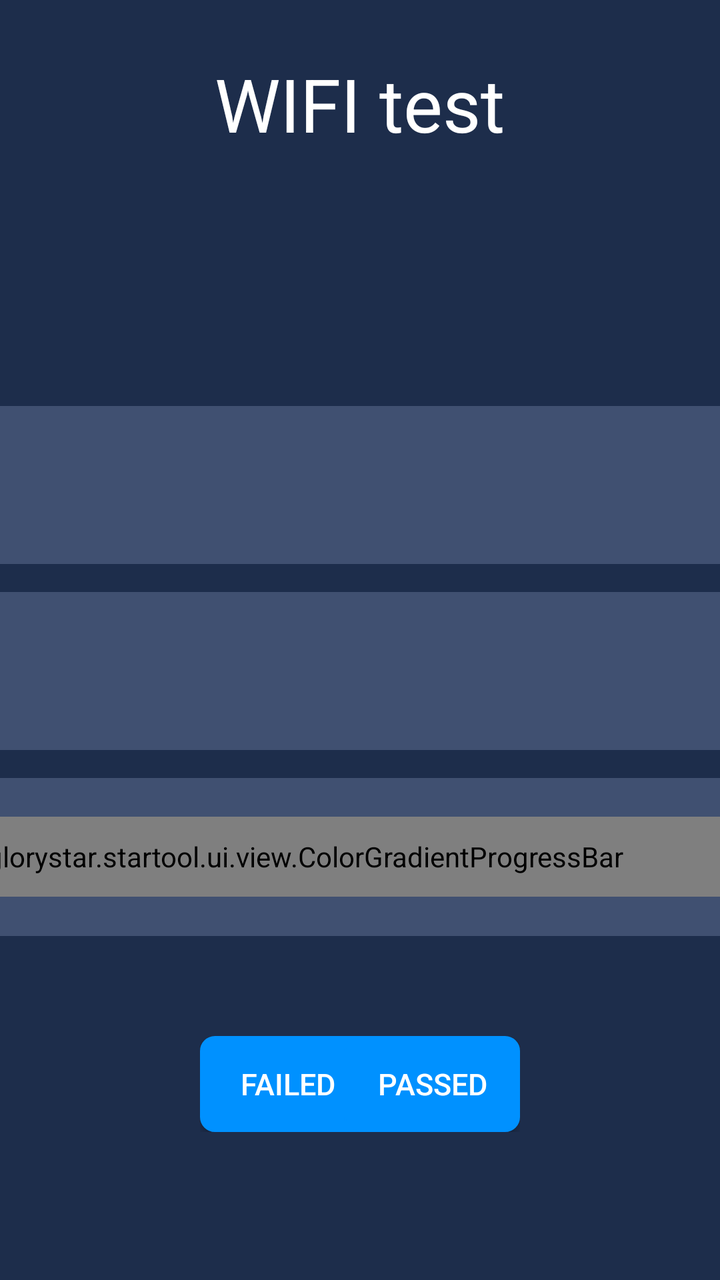
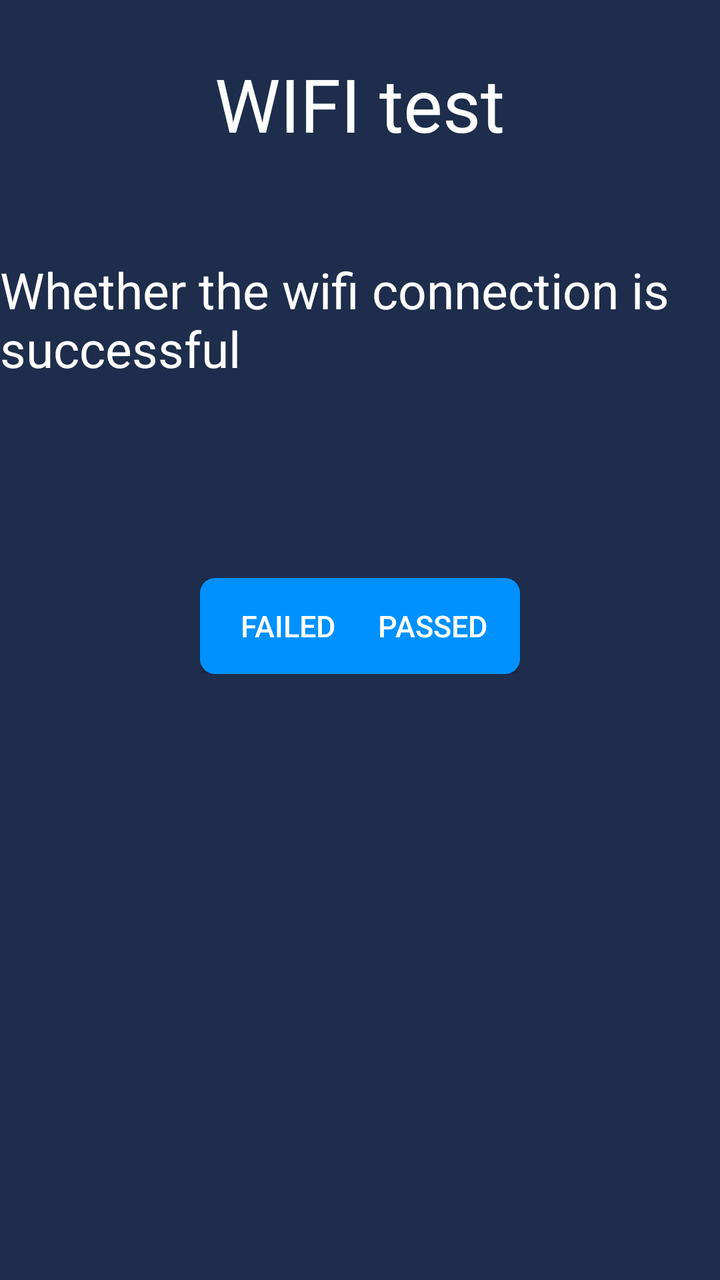

Before-and-after screenshots of an Android layout around one commit, followed by the original layout XML and the change that was made.
<!-- AndroidManifest.xml: activity theme NoTitle -->
<!-- res/layout/activity_wifi.xml -->
<?xml version="1.0" encoding="utf-8"?>
<androidx.constraintlayout.widget.ConstraintLayout xmlns:android="http://schemas.android.com/apk/res/android"
    xmlns:app="http://schemas.android.com/apk/res-auto"
    xmlns:tools="http://schemas.android.com/tools"
    android:layout_width="match_parent"
    android:layout_height="match_parent"
    android:background="@color/colorMain"
    tools:context=".ui.activity.WifiActivity">
    <RelativeLayout
        android:id="@+id/relativeLayout2"
        android:layout_width="match_parent"
        android:layout_height="104dp"
        app:layout_constraintEnd_toEndOf="parent"
        app:layout_constraintStart_toStartOf="parent"
        app:layout_constraintTop_toTopOf="parent">

        <TextView
            android:layout_width="wrap_content"
            android:layout_height="wrap_content"
            android:layout_centerInParent="true"
            android:text="@string/wifi_test"
            android:textColor="@color/white"
            android:textSize="37dp" />


    </RelativeLayout>
    <LinearLayout
        android:id="@+id/linearLayout"
        android:layout_width="match_parent"
        android:layout_height="wrap_content"
        android:layout_centerInParent="true"
        android:gravity="center"

        android:orientation="vertical"
        app:layout_constraintBottom_toBottomOf="parent"
        app:layout_constraintStart_toStartOf="parent"
        app:layout_constraintTop_toTopOf="parent"
        app:layout_constraintVertical_bias="0.524">

        <RelativeLayout style="@style/device_relative">

            <TextView
                android:layout_width="wrap_content"
                android:layout_height="wrap_content"
                android:layout_alignParentLeft="true"
                android:layout_centerVertical="true"
                android:layout_marginRight="50dp"
                android:text="@string/Ap"
                android:textColor="@color/white"
                android:textSize="25dp" />

            <TextView
                android:layout_centerVertical="true"
                android:id="@+id/ap_name"
                android:layout_width="wrap_content"
                android:layout_height="wrap_content"
                android:layout_alignParentRight="true"
                android:layout_marginRight="50dp"
                android:textColor="@color/white"
                android:textSize="25dp" />

        </RelativeLayout>


        <RelativeLayout style="@style/device_relative">

            <TextView

                android:layout_width="wrap_content"
                android:layout_height="wrap_content"
                android:layout_centerVertical="true"
                android:layout_marginRight="50dp"
                android:text="@string/Status"
                android:textColor="@color/white"
                android:textSize="25dp" />


            <TextView
                android:layout_centerVertical="true"
                android:id="@+id/text_Model"
                android:layout_width="wrap_content"
                android:layout_height="wrap_content"
                android:layout_alignParentRight="true"
                android:layout_marginRight="50dp"
                android:textColor="@color/white"
                android:textSize="25dp" />
        </RelativeLayout>


        <LinearLayout
            android:gravity="center"
            style="@style/device_relative"
            android:orientation="horizontal">

            <ImageView
                android:layout_width="40dp"
                android:layout_height="40dp"
                android:src="@mipmap/wifixxxhdpi" />

            <com.glorystar.startool.ui.view.ColorGradientProgressBar
                android:id="@+id/colorgradgressbar"
                android:layout_width="wrap_content"
                android:layout_height="40dp"
                android:layout_marginLeft="25dp"
                android:layout_marginRight="50dp"
                android:layout_weight="1"
                tools:ignore="MissingClass" />

            <TextView
                android:id="@+id/Android_version"
                android:layout_width="wrap_content"
                android:layout_height="wrap_content"
                android:layout_alignParentRight="true"
                android:layout_marginRight="50dp"
                android:text="dBm"
                android:textColor="@color/white"
                android:textSize="25dp" />
        </LinearLayout>


    </LinearLayout>

    <RelativeLayout
        android:layout_width="match_parent"
        android:layout_height="wrap_content"
        android:layout_marginLeft="100dp"
        android:layout_marginTop="50dp"
        android:layout_marginRight="100dp"

        android:orientation="horizontal"
        app:layout_constraintEnd_toEndOf="parent"
        app:layout_constraintStart_toStartOf="parent"
        app:layout_constraintTop_toBottomOf="@+id/linearLayout">

        <Button
            android:id="@+id/failure_bu"
            android:layout_width="wrap_content"
            android:layout_height="wrap_content"
            android:layout_alignParentLeft="true"
            android:background="@drawable/r_button_bg"
            android:text="@string/Failed"
            android:textColor="@color/white"
            android:textSize="15dp" />

        <TextView
            android:id="@+id/button5"
            android:layout_width="wrap_content"
            android:layout_height="wrap_content"
            android:layout_centerInParent="true"
            android:text="@string/Restart"
            android:textColor="@color/colorMainButton"
            android:textSize="15dp"
            tools:ignore="InOrdpUsage" />


        <Button
            android:id="@+id/through_bu"
            android:layout_width="wrap_content"
            android:layout_height="wrap_content"
            android:layout_alignParentRight="true"
            android:background="@drawable/r_button_bg"
            android:text="@string/Passed"
            android:textColor="@color/white"
            android:textSize="15dp" />
    </RelativeLayout>


</androidx.constraintlayout.widget.ConstraintLayout>
<!-- resources referenced by this layout -->
<resources>
  <color name="colorMain">#1D2D4B</color>
  <color name="colorMainButton">#0091FF</color>
  <color name="white">#FFFFFFFF</color>
  <!-- drawable r_button_bg (drawable) -->
  <?xml version="1.0" encoding="utf-8"?>
  <shape
      xmlns:android="http://schemas.android.com/apk/res/android">
      
      <solid
          android:color="@color/colorMainButton" />
      
      <stroke
          android:width="1dp"
          android:color="@color/colorMainButton" />
      
      <size android:height="4mm"/>
      
      <corners
          android:radius="7dp"/>
  
  </shape>
  <!-- mipmap wifixxxhdpi: png bitmap (mipmap-hdpi, 3132 bytes) -->
  <string name="Ap">Access point</string>
  <string name="Failed">Failed</string>
  <string name="Passed">Passed</string>
  <string name="Restart">Restart</string>
  <string name="Status">Status</string>
  <string name="wifi_test">WIFI test</string>
  <style name="device_relative">
          <item name="android:paddingRight">24dp</item>
          <item name="android:paddingLeft">24dp</item>
          <item name="android:layout_marginTop">14dp</item>
          <item name="android:layout_width">870dp</item>
          <item name="android:layout_height">79dp</item>
          <item name="android:background">@drawable/selector_mode_bg</item>
      </style>
  <style name="NoTitle" parent="Theme.AppCompat.Light.NoActionBar">
          <item name="colorPrimary">@color/colorMain</item>
          <item name="colorPrimaryDark">@color/colorMain</item>
          <item name="colorAccent">@color/colorMain</item>
          <item name="android:windowFullscreen">true</item>
          <item name="windowActionBar">false</item>
          <item name="windowNoTitle">true</item>
          <item name="android:textAppearanceListItemSmall">@style/listPopupWindow</item>
      </style>
  <!-- drawable selector_mode_bg (drawable) -->
  <?xml version="1.0" encoding="utf-8"?>
  <shape
      xmlns:android="http://schemas.android.com/apk/res/android">
      
      <solid
          android:color="@color/colorMainLight" />
      
      <stroke
      android:width="1dp"
      android:color="@color/colorMainLight" />
      
      <size android:height="4dp"/>
      
      <corners
          android:radius="11dp"/>
  
  </shape>
  <style name="listPopupWindow">
          <item name="android:textSize">20mm</item>
          <item name="android:fontFamily">@font/montserrat_regular</item>
          <item name="android:textColor">@color/black</item>
      </style>
  <color name="colorMainLight">#405071</color>
  <color name="black">#FF000000</color>
</resources>

<!-- the commit's change to res/layout/activity_wifi.xml (unified diff, before → after) -->
@@ -1,11 +1,13 @@
 <?xml version="1.0" encoding="utf-8"?>
-<androidx.constraintlayout.widget.ConstraintLayout xmlns:android="http://schemas.android.com/apk/res/android"
+<LinearLayout xmlns:android="http://schemas.android.com/apk/res/android"
     xmlns:app="http://schemas.android.com/apk/res-auto"
     xmlns:tools="http://schemas.android.com/tools"
     android:layout_width="match_parent"
     android:layout_height="match_parent"
     android:background="@color/colorMain"
+    android:orientation="vertical"
     tools:context=".ui.activity.WifiActivity">
+
     <RelativeLayout
         android:id="@+id/relativeLayout2"
         android:layout_width="match_parent"
@@ -24,101 +26,17 @@
 
 
     </RelativeLayout>
-    <LinearLayout
-        android:id="@+id/linearLayout"
-        android:layout_width="match_parent"
+
+    <TextView
+        android:text="@string/wifi_masg"
+        android:layout_width="wrap_content"
         android:layout_height="wrap_content"
-        android:layout_centerInParent="true"
-        android:gravity="center"
-
-        android:orientation="vertical"
-        app:layout_constraintBottom_toBottomOf="parent"
-        app:layout_constraintStart_toStartOf="parent"
-        app:layout_constraintTop_toTopOf="parent"
-        app:layout_constraintVertical_bias="0.524">
-
-        <RelativeLayout style="@style/device_relative">
-
-            <TextView
-                android:layout_width="wrap_content"
-                android:layout_height="wrap_content"
-                android:layout_alignParentLeft="true"
-                android:layout_centerVertical="true"
-                android:layout_marginRight="50dp"
-                android:text="@string/Ap"
-                android:textColor="@color/white"
-                android:textSize="25dp" />
-
-            <TextView
-                android:layout_centerVertical="true"
-                android:id="@+id/ap_name"
-                android:layout_width="wrap_content"
-                android:layout_height="wrap_content"
-                android:layout_alignParentRight="true"
-                android:layout_marginRight="50dp"
-                android:textColor="@color/white"
-                android:textSize="25dp" />
-
-        </RelativeLayout>
-
-
-        <RelativeLayout style="@style/device_relative">
-
-            <TextView
-
-                android:layout_width="wrap_content"
-                android:layout_height="wrap_content"
-                android:layout_centerVertical="true"
-                android:layout_marginRight="50dp"
-                android:text="@string/Status"
-                android:textColor="@color/white"
-                android:textSize="25dp" />
-
-
-            <TextView
-                android:layout_centerVertical="true"
-                android:id="@+id/text_Model"
-                android:layout_width="wrap_content"
-                android:layout_height="wrap_content"
-                android:layout_alignParentRight="true"
-                android:layout_marginRight="50dp"
-                android:textColor="@color/white"
-                android:textSize="25dp" />
-        </RelativeLayout>
-
-
-        <LinearLayout
-            android:gravity="center"
-            style="@style/device_relative"
-            android:orientation="horizontal">
-
-            <ImageView
-                android:layout_width="40dp"
-                android:layout_height="40dp"
-                android:src="@mipmap/wifixxxhdpi" />
-
-            <com.glorystar.startool.ui.view.ColorGradientProgressBar
-                android:id="@+id/colorgradgressbar"
-                android:layout_width="wrap_content"
-                android:layout_height="40dp"
-                android:layout_marginLeft="25dp"
-                android:layout_marginRight="50dp"
-                android:layout_weight="1"
-                tools:ignore="MissingClass" />
-
-            <TextView
-                android:id="@+id/Android_version"
-                android:layout_width="wrap_content"
-                android:layout_height="wrap_content"
-                android:layout_alignParentRight="true"
-                android:layout_marginRight="50dp"
-                android:text="dBm"
-                android:textColor="@color/white"
-                android:textSize="25dp" />
-        </LinearLayout>
-
-
-    </LinearLayout>
+        android:layout_gravity="center"
+        android:layout_marginTop="24dp"
+        android:layout_marginBottom="48dp"
+        android:textColor="@color/white"
+        android:textSize="25dp" />
+    
 
     <RelativeLayout
         android:layout_width="match_parent"
@@ -165,4 +83,4 @@
     </RelativeLayout>
 
 
-</androidx.constraintlayout.widget.ConstraintLayout>
+</LinearLayout>
<!-- resource entries referenced after the edit -->
@@ -21,21 +21,11 @@
           android:radius="7dp"/>
   
   </shape>
-  <!-- mipmap wifixxxhdpi: png bitmap (mipmap-hdpi, 3132 bytes) -->
-  <string name="Ap">Access point</string>
   <string name="Failed">Failed</string>
   <string name="Passed">Passed</string>
   <string name="Restart">Restart</string>
-  <string name="Status">Status</string>
+  <string name="wifi_masg">Whether the wifi connection is successful</string>
   <string name="wifi_test">WIFI test</string>
-  <style name="device_relative">
-          <item name="android:paddingRight">24dp</item>
-          <item name="android:paddingLeft">24dp</item>
-          <item name="android:layout_marginTop">14dp</item>
-          <item name="android:layout_width">870dp</item>
-          <item name="android:layout_height">79dp</item>
-          <item name="android:background">@drawable/selector_mode_bg</item>
-      </style>
   <style name="NoTitle" parent="Theme.AppCompat.Light.NoActionBar">
           <item name="colorPrimary">@color/colorMain</item>
           <item name="colorPrimaryDark">@color/colorMain</item>
@@ -45,30 +35,11 @@
           <item name="windowNoTitle">true</item>
           <item name="android:textAppearanceListItemSmall">@style/listPopupWindow</item>
       </style>
-  <!-- drawable selector_mode_bg (drawable) -->
-  <?xml version="1.0" encoding="utf-8"?>
-  <shape
-      xmlns:android="http://schemas.android.com/apk/res/android">
-      
-      <solid
-          android:color="@color/colorMainLight" />
-      
-      <stroke
-      android:width="1dp"
-      android:color="@color/colorMainLight" />
-      
-      <size android:height="4dp"/>
-      
-      <corners
-          android:radius="11dp"/>
-  
-  </shape>
   <style name="listPopupWindow">
           <item name="android:textSize">20mm</item>
           <item name="android:fontFamily">@font/montserrat_regular</item>
           <item name="android:textColor">@color/black</item>
       </style>
-  <color name="colorMainLight">#405071</color>
   <color name="black">#FF000000</color>
 </resources>
 
